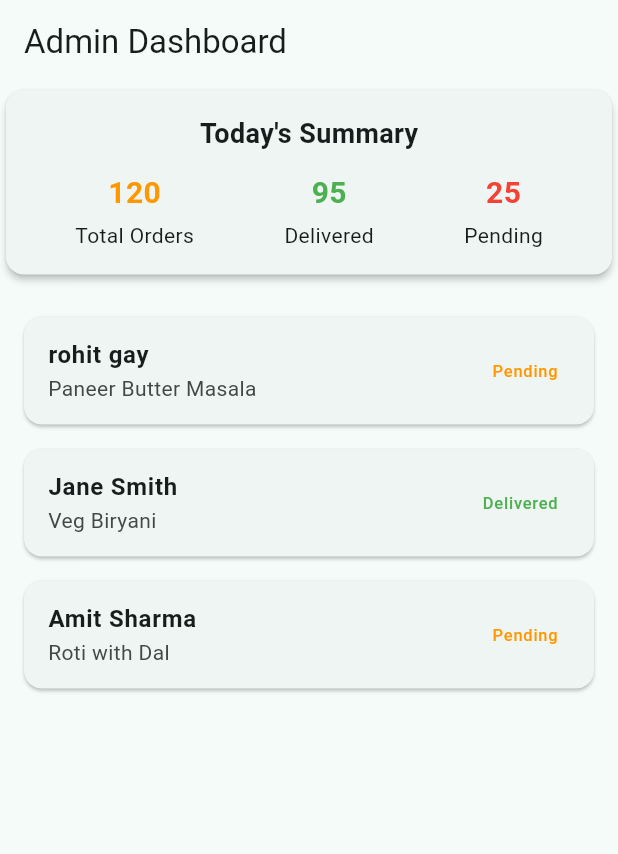
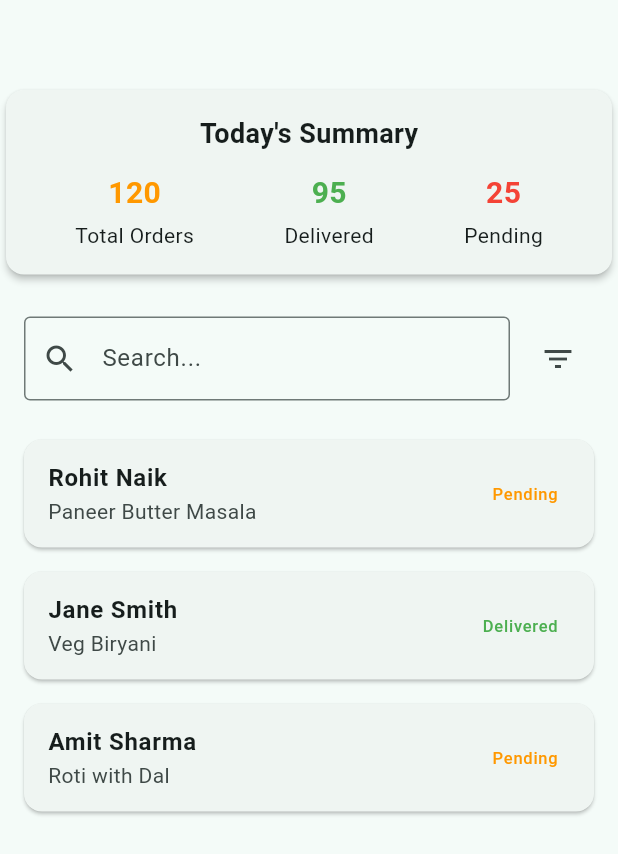
Before and after one commit to Shiven-677/real-tiffinity, a Flutter app: the AdminHomePage screen opened directly, on a phone screen of 412 x 824 dp. Shown: the top 854 px of the screen. Run offline on Flutter 3.47's test engine with Material 3 defaults, Android fonts, the phone set to English and light mode, and no system bars; our stand-ins replace firebase_auth, firebase_core, lottie, shared_preferences; accounts and stored records are empty.

Commit message:
Searchbar, filter

```diff
--- a/lib/views/pages/admin_pages/admin_home_page.dart
+++ b/lib/views/pages/admin_pages/admin_home_page.dart
@@ -1,16 +1,19 @@
 import 'package:flutter/material.dart';
 import 'package:Tiffinity/views/widgets/order_widget.dart';
 import 'package:Tiffinity/views/widgets/summary_card.dart';
+import 'package:Tiffinity/views/widgets/search_filter_bar.dart';
 
-class AdminHomePage extends StatelessWidget {
-  const AdminHomePage({super.key});
+class AdminHomePage extends StatefulWidget {
+  const AdminHomePage({Key? key}) : super(key: key);
 
   @override
-  Widget build(BuildContext context) {
-    //  orders list inside build()
-    final List<Map<String, String>> orders = [
+  State<AdminHomePage> createState() => _AdminHomePageState();
+}
+
+class _AdminHomePageState extends State<AdminHomePage> {
+  final List<Map<String, String>> _orders = [
     {
-        'customerName': 'rohit gay',
+      'customerName': 'Rohit Naik',
       'item': 'Paneer Butter Masala',
       'status': 'Pending',
     },
@@ -26,23 +29,104 @@ class AdminHomePage extends StatelessWidget {
     },
   ];
 
+  late List<Map<String, String>> _filteredOrders;
+  String _selectedStatus = "All";
+  String _searchQuery = "";
+
+  @override
+  void initState() {
+    super.initState();
+    _filteredOrders = List.from(_orders);
+  }
+
+  void _updateFilters() {
+    setState(() {
+      _filteredOrders = _orders.where((order) {
+        final matchesStatus = _selectedStatus == "All" ||
+            order['status'] == _selectedStatus;
+        final matchesSearch = _searchQuery.isEmpty ||
+            order['customerName']!
+                .toLowerCase()
+                .contains(_searchQuery.toLowerCase()) ||
+            order['item']!
+                .toLowerCase()
+                .contains(_searchQuery.toLowerCase());
+        return matchesStatus && matchesSearch;
+      }).toList();
+    });
+  }
+
+  void _filterOrders(String query) {
+    _searchQuery = query;
+    _updateFilters();
+  }
+
+  void _applyFilter(String status) {
+    _selectedStatus = status;
+    _updateFilters();
+  }
+
+  void _showFilterOptions() {
+    showModalBottomSheet(
+      context: context,
+      builder: (context) {
+        return Column(
+          mainAxisSize: MainAxisSize.min,
+          children: [
+            ListTile(
+              leading: const Icon(Icons.all_inclusive),
+              title: const Text("All"),
+              onTap: () {
+                _applyFilter("All");
+                Navigator.pop(context);
+              },
+            ),
+            ListTile(
+              leading: const Icon(Icons.access_time),
+              title: const Text("Pending"),
+              onTap: () {
+                _applyFilter("Pending");
+                Navigator.pop(context);
+              },
+            ),
+            ListTile(
+              leading: const Icon(Icons.check_circle),
+              title: const Text("Delivered"),
+              onTap: () {
+                _applyFilter("Delivered");
+                Navigator.pop(context);
+              },
+            ),
+          ],
+        );
+      },
+    );
+  }
+  @override
+  Widget build(BuildContext context) {
     return Scaffold(
-      appBar: AppBar(title: const Text("Admin Dashboard")),
+      appBar: AppBar(title: const Text("")),
       body: SingleChildScrollView(
         child: Column(
           children: [
-            // Step 1: Today's Summary Card
+            // Summary card
             SummaryCard(totalOrders: 120, delivered: 95, pending: 25),
-
             const SizedBox(height: 16),
 
-            // Step 2: Orders List
+            // Search + Filter bar
+            SearchFilterBar(
+              onSearchChanged: _filterOrders,
+              onFilterPressed: _showFilterOptions,
+            ),
+            const SizedBox(height: 10),
+
+            // Orders list
             ListView.builder(
-              shrinkWrap: true, // so it works inside SingleChildScrollView
+              shrinkWrap: true,
               physics: const NeverScrollableScrollPhysics(),
-              itemCount: orders.length,
+              itemCount: _filteredOrders.length,
               itemBuilder: (context, index) {
-                final order = orders[index];
+                final order = _filteredOrders[index];
                 return OrderWidget(
                   customerName: order['customerName']!,
                   itemName: order['item']!,
--- /dev/null
+++ b/lib/views/widgets/search_filter_bar.dart
@@ -0,0 +1,38 @@
+import 'package:flutter/material.dart';
+
+class SearchFilterBar extends StatelessWidget {
+  final ValueChanged<String> onSearchChanged;
+  final VoidCallback onFilterPressed;
+
+  const SearchFilterBar({
+    Key? key,
+    required this.onSearchChanged,
+    required this.onFilterPressed,
+  }) : super(key: key);
+
+  @override
+  Widget build(BuildContext context) {
+    return Padding(
+      padding: const EdgeInsets.symmetric(horizontal: 16, vertical: 8),
+      child: Row(
+        children: [
+          Expanded(
+            child: TextField(
+              onChanged: onSearchChanged,
+              decoration: const InputDecoration(
+                prefixIcon: Icon(Icons.search),
+                border: OutlineInputBorder(),
+                hintText: 'Search...',
+              ),
+            ),
+          ),
+          const SizedBox(width: 8),
+          IconButton(
+            icon: const Icon(Icons.filter_list),
+            onPressed: onFilterPressed,
+          ),
+        ],
+      ),
+    );
+  }
+}
```
Lines whose indentation alone changed are shown as unchanged.
